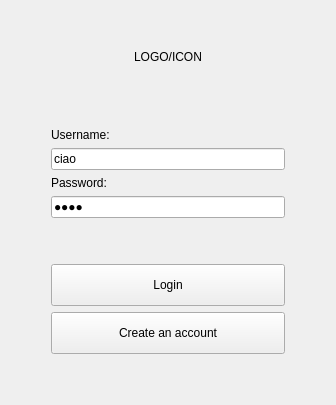
Qt form Login/logindialog.ui (cosimo265598/Edilive) before a commit.
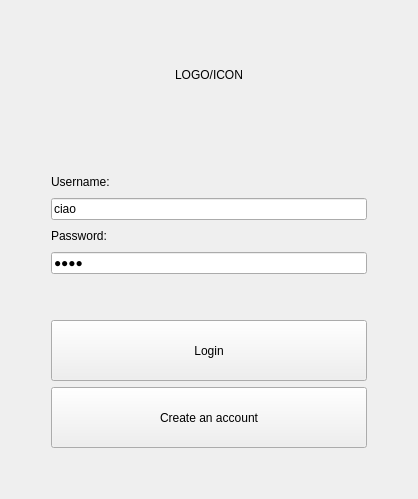
The same form after that commit.

The edit to the form file:
```diff
--- a/Login/logindialog.ui
+++ b/Login/logindialog.ui
@@ -6,8 +6,8 @@
    <rect>
     <x>0</x>
     <y>0</y>
-    <width>336</width>
-    <height>405</height>
+    <width>418</width>
+    <height>499</height>
    </rect>
   </property>
   <property name="windowTitle">
@@ -544,6 +544,12 @@
        </item>
        <item>
         <widget class="QLineEdit" name="username">
+         <property name="sizePolicy">
+          <sizepolicy hsizetype="Preferred" vsizetype="Preferred">
+           <horstretch>0</horstretch>
+           <verstretch>0</verstretch>
+          </sizepolicy>
+         </property>
          <property name="text">
           <string>ciao</string>
          </property>
@@ -558,6 +564,12 @@
        </item>
        <item>
         <widget class="QLineEdit" name="password">
+         <property name="sizePolicy">
+          <sizepolicy hsizetype="Preferred" vsizetype="Preferred">
+           <horstretch>0</horstretch>
+           <verstretch>0</verstretch>
+          </sizepolicy>
+         </property>
          <property name="text">
           <string>ciao</string>
          </property>
@@ -625,7 +637,7 @@
        <item>
         <widget class="QPushButton" name="login">
          <property name="sizePolicy">
-          <sizepolicy hsizetype="Minimum" vsizetype="Preferred">
+          <sizepolicy hsizetype="Preferred" vsizetype="Preferred">
            <horstretch>0</horstretch>
            <verstretch>0</verstretch>
           </sizepolicy>
@@ -644,7 +656,7 @@
        <item>
         <widget class="QPushButton" name="registration">
          <property name="sizePolicy">
-          <sizepolicy hsizetype="Minimum" vsizetype="Preferred">
+          <sizepolicy hsizetype="Preferred" vsizetype="Preferred">
            <horstretch>0</horstretch>
            <verstretch>0</verstretch>
           </sizepolicy>
```
